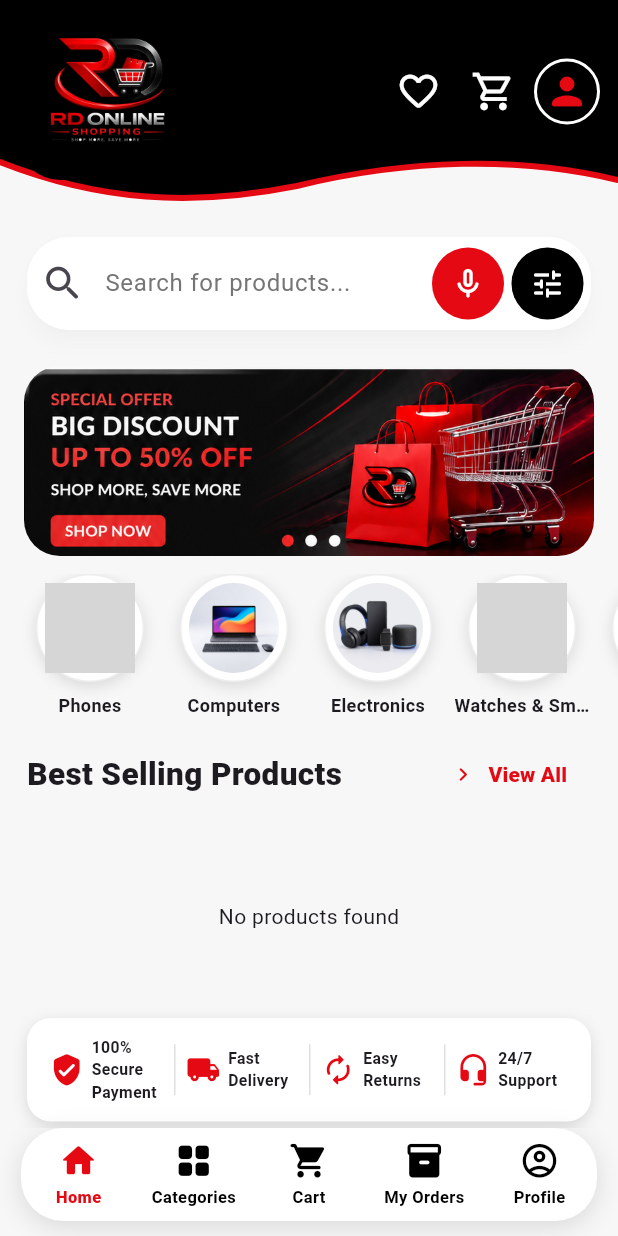
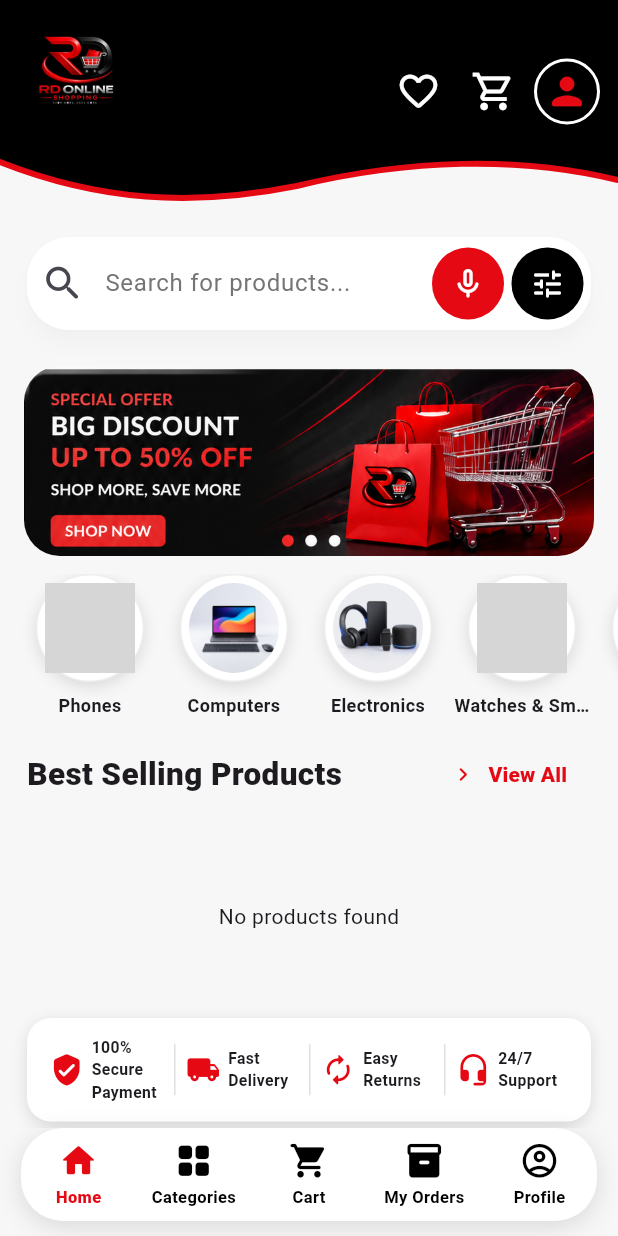
Before and after one commit to rdonlineshop/RD-Online-Shop, a Flutter app: the screen it shows after launch, on a phone screen of 412 x 824 dp. Run offline on Flutter 3.47's test engine with Material 3 defaults, Android fonts, the phone set to English and light mode, and no system bars; our stand-ins replace cloud_firestore, firebase_auth, firebase_core, flutter_map, geocoding, geolocator and 8 more; missing offline and left inert: excel, mobile_scanner; accounts and stored records are empty; network calls fail; grey boxes are pictures that could not be loaded.

Commit message:
Improve responsive home page layout

```diff
--- a/lib/home_page.dart
+++ b/lib/home_page.dart
@@ -980,6 +980,22 @@ class _HomePageState extends State<HomePage> {
   static const Color _rdBlack = Color(0xFF000000);
   static const Color _pageBg = Color(0xFFF7F7F7);
 
+  bool _isDesktop(BuildContext context) {
+    return MediaQuery.sizeOf(context).width >= 900;
+  }
+
+  Widget _contentWidth(
+    Widget child, {
+    double maxWidth = 1180,
+  }) {
+    return Center(
+      child: ConstrainedBox(
+        constraints: BoxConstraints(maxWidth: maxWidth),
+        child: child,
+      ),
+    );
+  }
+
 
   void _openAllCategories() {
     showModalBottomSheet<void>(
@@ -1082,8 +1098,10 @@ class _HomePageState extends State<HomePage> {
   }
 
   Widget _brandHeader() {
+    final bool desktop = _isDesktop(context);
+
     return Container(
-      height: 150,
+      height: desktop ? 118 : 150,
       color: _pageBg,
       child: Stack(
         fit: StackFit.expand,
@@ -1101,10 +1119,10 @@ class _HomePageState extends State<HomePage> {
             ),
           ),
           Positioned(
-            left: 12,
-            top: 0,
-            width: 200,
-            height: 120,
+            left: desktop ? 28 : 12,
+            top: 8,
+            width: desktop ? 130 : 150,
+            height: desktop ? 70 : 78,
             child: ClipRRect(
               borderRadius: BorderRadius.circular(28),
               child: Image.asset(
@@ -1130,8 +1148,8 @@ class _HomePageState extends State<HomePage> {
             ),
           ),
           Positioned(
-            right: 12,
-            top: 38,
+            right: desktop ? 28 : 12,
+            top: desktop ? 24 : 38,
             child: Row(
               mainAxisSize: MainAxisSize.min,
               children: <Widget>[
@@ -1272,7 +1290,8 @@ class _HomePageState extends State<HomePage> {
   }
 
   Widget _searchBox() {
-    return Padding(
+    return _contentWidth(
+      Padding(
       padding: const EdgeInsets.fromLTRB(18, 8, 18, 12),
       child: Material(
         elevation: 5,
@@ -1331,6 +1350,7 @@ class _HomePageState extends State<HomePage> {
           ),
         ),
       ),
+      ),
     );
   }
 
@@ -1394,7 +1414,8 @@ class _HomePageState extends State<HomePage> {
     final List<String> visibleCategories =
         categories.where((String category) => category != 'All').toList();
 
-    return SizedBox(
+    return _contentWidth(
+      SizedBox(
       height: 110,
       child: ScrollConfiguration(
         behavior: const MaterialScrollBehavior().copyWith(
@@ -1416,17 +1437,21 @@ class _HomePageState extends State<HomePage> {
           },
         ),
       ),
+      ),
     );
   }
 
   Widget _offerBanner() {
+    final bool desktop = _isDesktop(context);
+
     if (selectedCategory == 'All') {
-      return Padding(
+      return _contentWidth(
+        Padding(
         padding: const EdgeInsets.fromLTRB(16, 12, 16, 12),
         child: ClipRRect(
           borderRadius: BorderRadius.circular(24),
           child: AspectRatio(
-            aspectRatio: 3.0,
+            aspectRatio: desktop ? 5.0 : 3.0,
             child: Image.asset(
               'assets/images/rd_offer_banner.png',
               width: double.infinity,
@@ -1449,6 +1474,7 @@ class _HomePageState extends State<HomePage> {
             ),
           ),
         ),
+        ),
       );
     }
 
@@ -1456,10 +1482,11 @@ class _HomePageState extends State<HomePage> {
     final String imagePath =
         categoryImages[selectedCategory] ?? categoryImages['All']!;
 
-    return Padding(
+    return _contentWidth(
+      Padding(
       padding: const EdgeInsets.fromLTRB(16, 12, 16, 12),
       child: Container(
-        height: 175,
+        height: desktop ? 180 : 175,
         decoration: BoxDecoration(
           borderRadius: BorderRadius.circular(24),
           gradient: LinearGradient(
@@ -1582,6 +1609,7 @@ class _HomePageState extends State<HomePage> {
           ],
         ),
       ),
+      ),
     );
   }
 
@@ -1592,7 +1620,8 @@ class _HomePageState extends State<HomePage> {
       (Icons.autorenew_rounded, 'Easy\nReturns'),
       (Icons.headset_mic_rounded, '24/7\nSupport'),
     ];
-    return Container(
+    return _contentWidth(
+      Container(
       margin: const EdgeInsets.fromLTRB(18, 8, 18, 18),
       padding: const EdgeInsets.symmetric(vertical: 12, horizontal: 8),
       decoration: BoxDecoration(
@@ -1624,6 +1653,7 @@ class _HomePageState extends State<HomePage> {
             ),
           );
         }).toList(),
+      ),
       ),
     );
   }
@@ -1673,7 +1703,12 @@ class _HomePageState extends State<HomePage> {
       );
     }
 
-    return SafeArea(
+    return Align(
+      alignment: Alignment.bottomCenter,
+      heightFactor: 1,
+      child: ConstrainedBox(
+        constraints: const BoxConstraints(maxWidth: 900),
+        child: SafeArea(
           top: false,
           child: Container(
             margin: const EdgeInsets.fromLTRB(14, 0, 14, 10),
@@ -1681,7 +1716,11 @@ class _HomePageState extends State<HomePage> {
               color: Colors.white,
               borderRadius: BorderRadius.circular(28),
               boxShadow: const <BoxShadow>[
-            BoxShadow(color: Colors.black12, blurRadius: 14, offset: Offset(0, 4)),
+                BoxShadow(
+                  color: Colors.black12,
+                  blurRadius: 14,
+                  offset: Offset(0, 4),
+                ),
               ],
             ),
             child: Row(
@@ -1692,7 +1731,12 @@ class _HomePageState extends State<HomePage> {
                   Icons.shopping_cart_rounded,
                   'Cart',
                   () async {
-                await Navigator.push<void>(context, MaterialPageRoute<void>(builder: (_) => const CartPage()));
+                    await Navigator.push<void>(
+                      context,
+                      MaterialPageRoute<void>(
+                        builder: (_) => const CartPage(),
+                      ),
+                    );
                     if (mounted) setState(() {});
                   },
                   badge: getCartItemCount(),
@@ -1702,7 +1746,9 @@ class _HomePageState extends State<HomePage> {
                   'My Orders',
                   () => Navigator.push<void>(
                     context,
-                MaterialPageRoute<void>(builder: (_) => const OrderHistoryPage()),
+                    MaterialPageRoute<void>(
+                      builder: (_) => const OrderHistoryPage(),
+                    ),
                   ),
                 ),
                 item(
@@ -1710,10 +1756,14 @@ class _HomePageState extends State<HomePage> {
                   'Profile',
                   () => Navigator.push<void>(
                     context,
-                MaterialPageRoute<void>(builder: (_) => const ProfilePage()),
-              ),
-            ),
-          ],
+                    MaterialPageRoute<void>(
+                      builder: (_) => const ProfilePage(),
+                    ),
+                  ),
+                ),
+              ],
+            ),
+          ),
         ),
       ),
     );
@@ -1745,22 +1795,37 @@ class _HomePageState extends State<HomePage> {
             SliverToBoxAdapter(child: _offerBanner()),
             SliverToBoxAdapter(child: _categoriesStrip()),
             SliverToBoxAdapter(
-              child: Padding(
+              child: _contentWidth(
+                Padding(
                   padding: const EdgeInsets.fromLTRB(18, 0, 18, 10),
                   child: Row(
                     children: <Widget>[
                       const Expanded(
                         child: Text(
                           'Best Selling Products',
-                        style: TextStyle(fontSize: 21, fontWeight: FontWeight.w900),
+                          style: TextStyle(
+                            fontSize: 21,
+                            fontWeight: FontWeight.w900,
+                          ),
                         ),
                       ),
                       TextButton.icon(
-                      onPressed: () => setState(() => selectedCategory = 'All'),
-                      icon: const Icon(Icons.chevron_right_rounded, color: _rdRed),
-                      label: const Text('View All', style: TextStyle(color: _rdRed, fontWeight: FontWeight.w800)),
-                    ),
-                  ],
+                        onPressed: () =>
+                            setState(() => selectedCategory = 'All'),
+                        icon: const Icon(
+                          Icons.chevron_right_rounded,
+                          color: _rdRed,
+                        ),
+                        label: const Text(
+                          'View All',
+                          style: TextStyle(
+                            color: _rdRed,
+                            fontWeight: FontWeight.w800,
+                          ),
+                        ),
+                      ),
+                    ],
+                  ),
                 ),
               ),
             ),
@@ -1772,17 +1837,28 @@ class _HomePageState extends State<HomePage> {
                 ),
               )
             else
-              SliverPadding(
-                padding: const EdgeInsets.fromLTRB(14, 0, 14, 8),
-                sliver: SliverLayoutBuilder(
+              SliverLayoutBuilder(
                 builder: (BuildContext context, constraints) {
-                    final int columns = _gridColumns(constraints.crossAxisExtent);
-                    return SliverGrid(
+                  final double availableWidth = constraints.crossAxisExtent;
+                  final double contentWidth =
+                      availableWidth > 1180 ? 1180 : availableWidth;
+                  final double sidePadding =
+                      ((availableWidth - contentWidth) / 2) + 14;
+                  final int columns = _gridColumns(contentWidth);
+
+                  return SliverPadding(
+                    padding: EdgeInsets.fromLTRB(
+                      sidePadding,
+                      0,
+                      sidePadding,
+                      8,
+                    ),
+                    sliver: SliverGrid(
                       gridDelegate: SliverGridDelegateWithFixedCrossAxisCount(
                         crossAxisCount: columns,
                         crossAxisSpacing: 12,
                         mainAxisSpacing: 12,
-                        childAspectRatio: 0.66,
+                        childAspectRatio: contentWidth >= 900 ? 0.78 : 0.66,
                       ),
                       delegate: SliverChildBuilderDelegate(
                         (BuildContext context, int index) {
@@ -1809,9 +1885,9 @@ class _HomePageState extends State<HomePage> {
                         },
                         childCount: filteredProducts.length,
                       ),
-                    );
-                  },
-                ),
+                    ),
+                  );
+                },
               ),
             SliverToBoxAdapter(child: _benefitStrip()),
             const SliverToBoxAdapter(child: SizedBox(height: 8)),
```
Lines whose indentation alone changed are shown as unchanged.
